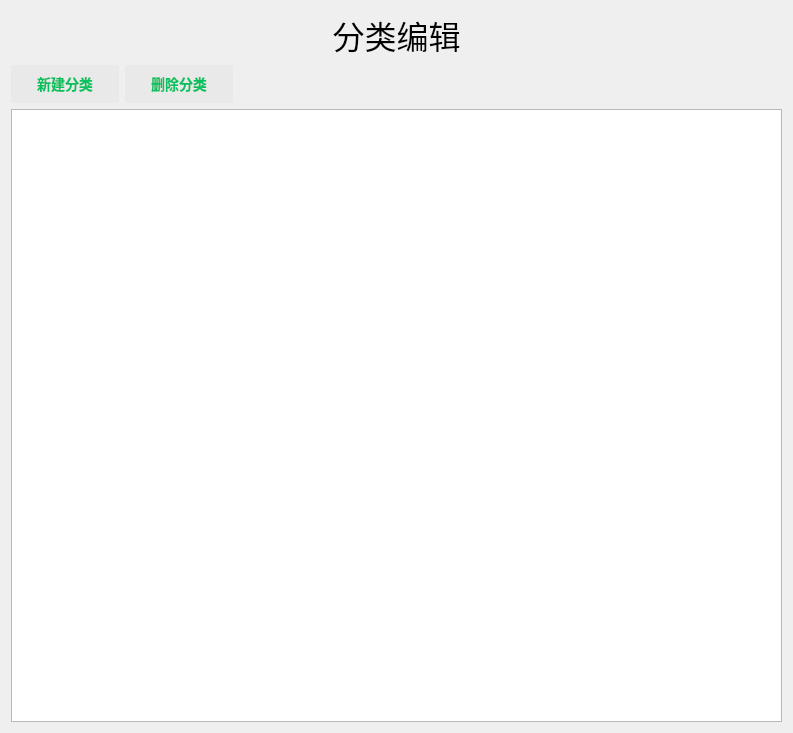
Old version of the form ui/HomeWealth/page/page_category/page_category.ui in the repository sAkuraOfficial/HomeWealth.
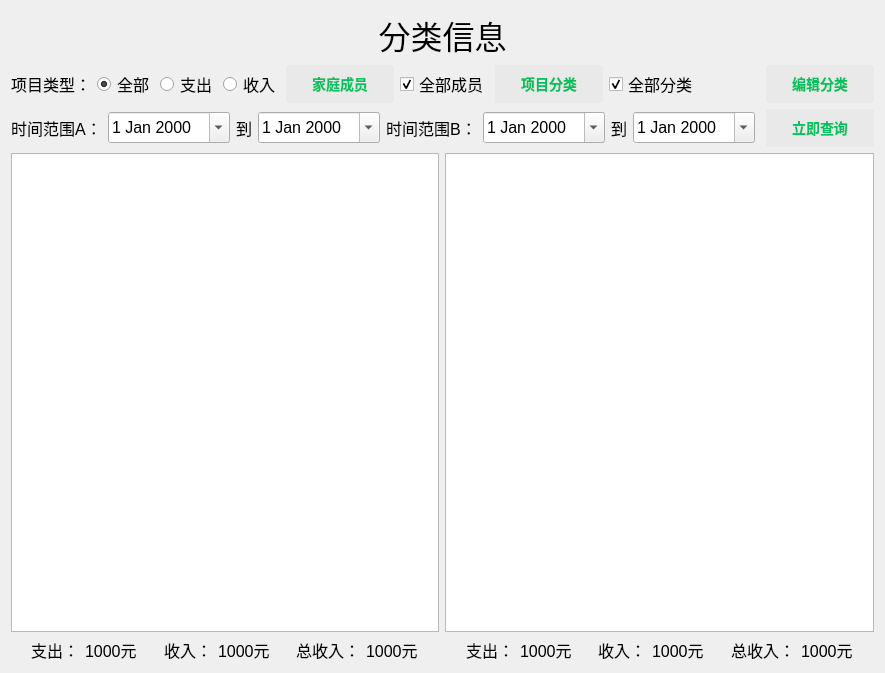
New version of the form. Custom widgets are drawn as their Qt base class.

Patch:
```diff
--- a/ui/HomeWealth/page/page_category/page_category.ui
+++ b/ui/HomeWealth/page/page_category/page_category.ui
@@ -6,8 +6,8 @@
    <rect>
     <x>0</x>
     <y>0</y>
-    <width>793</width>
-    <height>733</height>
+    <width>885</width>
+    <height>673</height>
    </rect>
   </property>
   <property name="windowTitle">
@@ -29,7 +29,13 @@
 }
 QPushButton:pressed {
 	background-color:rgb(198, 198, 198);
-}</string>
+}
+QDateTimeEdit
+{
+	height:25px;
+	width:100px;
+}
+</string>
   </property>
   <layout class="QVBoxLayout" name="verticalLayout">
    <item>
@@ -41,7 +47,7 @@
       </font>
      </property>
      <property name="text">
-      <string>分类编辑</string>
+      <string>分类信息</string>
      </property>
      <property name="alignment">
       <set>Qt::AlignmentFlag::AlignCenter</set>
@@ -49,60 +55,983 @@
     </widget>
    </item>
    <item>
-    <layout class="QHBoxLayout" name="horizontalLayout">
-     <item>
-      <widget class="QPushButton" name="pushButton_addRow">
-       <property name="font">
-        <font>
-         <pointsize>-1</pointsize>
-         <bold>true</bold>
-        </font>
+    <widget class="AnimatedStackedWidget" name="stackedWidget">
+     <property name="font">
+      <font>
+       <pointsize>12</pointsize>
+      </font>
+     </property>
+     <property name="styleSheet">
+      <string notr="true">QStackedWidget
+{
+	border:0;
+
+}</string>
+     </property>
+     <property name="currentIndex">
+      <number>1</number>
+     </property>
+     <widget class="QWidget" name="page_one">
+      <layout class="QVBoxLayout" name="verticalLayout_2">
+       <property name="spacing">
+        <number>6</number>
        </property>
-       <property name="styleSheet">
-        <string notr="true"/>
+       <property name="leftMargin">
+        <number>0</number>
        </property>
-       <property name="text">
-        <string>新建分类</string>
+       <property name="topMargin">
+        <number>0</number>
        </property>
-      </widget>
-     </item>
-     <item>
-      <widget class="QPushButton" name="pushButton_editRow">
-       <property name="font">
-        <font>
-         <pointsize>-1</pointsize>
-         <bold>true</bold>
-        </font>
+       <property name="rightMargin">
+        <number>0</number>
        </property>
-       <property name="styleSheet">
-        <string notr="true"/>
+       <property name="bottomMargin">
+        <number>0</number>
        </property>
-       <property name="text">
-        <string>删除分类</string>
+       <item>
+        <layout class="QHBoxLayout" name="horizontalLayout">
+         <item>
+          <widget class="QLabel" name="label_7">
+           <property name="font">
+            <font>
+             <pointsize>12</pointsize>
+            </font>
+           </property>
+           <property name="text">
+            <string>项目类型：</string>
+           </property>
+           <property name="alignment">
+            <set>Qt::AlignmentFlag::AlignCenter</set>
+           </property>
+          </widget>
+         </item>
+         <item>
+          <widget class="QRadioButton" name="radioButton_selectType_all">
+           <property name="font">
+            <font>
+             <pointsize>12</pointsize>
+            </font>
+           </property>
+           <property name="text">
+            <string>全部</string>
+           </property>
+           <property name="checked">
+            <bool>true</bool>
+           </property>
+          </widget>
+         </item>
+         <item>
+          <widget class="QRadioButton" name="radioButton_selectType_expense">
+           <property name="font">
+            <font>
+             <pointsize>12</pointsize>
+            </font>
+           </property>
+           <property name="text">
+            <string>支出</string>
+           </property>
+          </widget>
+         </item>
+         <item>
+          <widget class="QRadioButton" name="radioButton_selectType_incmome">
+           <property name="font">
+            <font>
+             <pointsize>12</pointsize>
+            </font>
+           </property>
+           <property name="text">
+            <string>收入</string>
+           </property>
+          </widget>
+         </item>
+         <item>
+          <widget class="QPushButton" name="pushButton_addRow">
+           <property name="font">
+            <font>
+             <pointsize>-1</pointsize>
+             <bold>true</bold>
+            </font>
+           </property>
+           <property name="styleSheet">
+            <string notr="true"/>
+           </property>
+           <property name="text">
+            <string>新建分类</string>
+           </property>
+          </widget>
+         </item>
+         <item>
+          <widget class="QPushButton" name="pushButton_editRow">
+           <property name="font">
+            <font>
+             <pointsize>-1</pointsize>
+             <bold>true</bold>
+            </font>
+           </property>
+           <property name="styleSheet">
+            <string notr="true"/>
+           </property>
+           <property name="text">
+            <string>删除分类</string>
+           </property>
+          </widget>
+         </item>
+         <item>
+          <spacer name="horizontalSpacer">
+           <property name="orientation">
+            <enum>Qt::Orientation::Horizontal</enum>
+           </property>
+           <property name="sizeHint" stdset="0">
+            <size>
+             <width>40</width>
+             <height>20</height>
+            </size>
+           </property>
+          </spacer>
+         </item>
+         <item>
+          <widget class="QPushButton" name="pushButton_switchPage_to_summary">
+           <property name="font">
+            <font>
+             <pointsize>-1</pointsize>
+             <bold>true</bold>
+            </font>
+           </property>
+           <property name="styleSheet">
+            <string notr="true"/>
+           </property>
+           <property name="text">
+            <string>分类汇总</string>
+           </property>
+          </widget>
+         </item>
+        </layout>
+       </item>
+       <item>
+        <widget class="QTableView" name="tableView">
+         <property name="styleSheet">
+          <string notr="true">margin:0;
+</string>
+         </property>
+        </widget>
+       </item>
+       <item>
+        <layout class="QHBoxLayout" name="horizontalLayout_3">
+         <item>
+          <spacer name="horizontalSpacer_7">
+           <property name="orientation">
+            <enum>Qt::Orientation::Horizontal</enum>
+           </property>
+           <property name="sizeHint" stdset="0">
+            <size>
+             <width>40</width>
+             <height>20</height>
+            </size>
+           </property>
+          </spacer>
+         </item>
+         <item>
+          <widget class="QLabel" name="label_3">
+           <property name="font">
+            <font>
+             <pointsize>12</pointsize>
+            </font>
+           </property>
+           <property name="text">
+            <string>支出：</string>
+           </property>
+           <property name="alignment">
+            <set>Qt::AlignmentFlag::AlignCenter</set>
+           </property>
+          </widget>
+         </item>
+         <item>
+          <widget class="QLabel" name="label_category_edit_summary_expense">
+           <property name="font">
+            <font>
+             <pointsize>12</pointsize>
+            </font>
+           </property>
+           <property name="text">
+            <string>1000元</string>
+           </property>
+           <property name="alignment">
+            <set>Qt::AlignmentFlag::AlignCenter</set>
+           </property>
+          </widget>
+         </item>
+         <item>
+          <spacer name="horizontalSpacer_3">
+           <property name="orientation">
+            <enum>Qt::Orientation::Horizontal</enum>
+           </property>
+           <property name="sizeType">
+            <enum>QSizePolicy::Policy::Fixed</enum>
+           </property>
+           <property name="sizeHint" stdset="0">
+            <size>
+             <width>40</width>
+             <height>20</height>
+            </size>
+           </property>
+          </spacer>
+         </item>
+         <item>
+          <widget class="QLabel" name="label_8">
+           <property name="font">
+            <font>
+             <pointsize>12</pointsize>
+            </font>
+           </property>
+           <property name="text">
+            <string>收入：</string>
+           </property>
+           <property name="alignment">
+            <set>Qt::AlignmentFlag::AlignCenter</set>
+           </property>
+          </widget>
+         </item>
+         <item>
+          <widget class="QLabel" name="label_category_edit_summary_income">
+           <property name="font">
+            <font>
+             <pointsize>12</pointsize>
+            </font>
+           </property>
+           <property name="text">
+            <string>1000元</string>
+           </property>
+           <property name="alignment">
+            <set>Qt::AlignmentFlag::AlignCenter</set>
+           </property>
+          </widget>
+         </item>
+         <item>
+          <spacer name="horizontalSpacer_4">
+           <property name="orientation">
+            <enum>Qt::Orientation::Horizontal</enum>
+           </property>
+           <property name="sizeType">
+            <enum>QSizePolicy::Policy::Fixed</enum>
+           </property>
+           <property name="sizeHint" stdset="0">
+            <size>
+             <width>40</width>
+             <height>20</height>
+            </size>
+           </property>
+          </spacer>
+         </item>
+         <item>
+          <widget class="QLabel" name="label_11">
+           <property name="font">
+            <font>
+             <pointsize>12</pointsize>
+            </font>
+           </property>
+           <property name="text">
+            <string>总收入：</string>
+           </property>
+           <property name="alignment">
+            <set>Qt::AlignmentFlag::AlignCenter</set>
+           </property>
+          </widget>
+         </item>
+         <item>
+          <widget class="QLabel" name="label_category_edit_summary_all">
+           <property name="font">
+            <font>
+             <pointsize>12</pointsize>
+            </font>
+           </property>
+           <property name="text">
+            <string>1000元</string>
+           </property>
+           <property name="alignment">
+            <set>Qt::AlignmentFlag::AlignCenter</set>
+           </property>
+          </widget>
+         </item>
+         <item>
+          <spacer name="horizontalSpacer_5">
+           <property name="orientation">
+            <enum>Qt::Orientation::Horizontal</enum>
+           </property>
+           <property name="sizeHint" stdset="0">
+            <size>
+             <width>40</width>
+             <height>20</height>
+            </size>
+           </property>
+          </spacer>
+         </item>
+        </layout>
+       </item>
+      </layout>
+     </widget>
+     <widget class="QWidget" name="page_two">
+      <layout class="QVBoxLayout" name="verticalLayout_5">
+       <property name="leftMargin">
+        <number>0</number>
        </property>
-      </widget>
-     </item>
-     <item>
-      <spacer name="horizontalSpacer">
-       <property name="orientation">
-        <enum>Qt::Orientation::Horizontal</enum>
+       <property name="topMargin">
+        <number>0</number>
        </property>
-       <property name="sizeHint" stdset="0">
-        <size>
-         <width>40</width>
-         <height>20</height>
-        </size>
+       <property name="rightMargin">
+        <number>0</number>
        </property>
-      </spacer>
-     </item>
-    </layout>
-   </item>
-   <item>
-    <widget class="QTableView" name="tableView"/>
+       <property name="bottomMargin">
+        <number>0</number>
+       </property>
+       <item>
+        <layout class="QHBoxLayout" name="horizontalLayout_9">
+         <item>
+          <widget class="QLabel" name="label_23">
+           <property name="font">
+            <font>
+             <pointsize>12</pointsize>
+            </font>
+           </property>
+           <property name="text">
+            <string>项目类型：</string>
+           </property>
+           <property name="alignment">
+            <set>Qt::AlignmentFlag::AlignCenter</set>
+           </property>
+          </widget>
+         </item>
+         <item>
+          <widget class="QRadioButton" name="radioButton_selectType_summary_all">
+           <property name="font">
+            <font>
+             <pointsize>12</pointsize>
+            </font>
+           </property>
+           <property name="text">
+            <string>全部</string>
+           </property>
+           <property name="checked">
+            <bool>true</bool>
+           </property>
+          </widget>
+         </item>
+         <item>
+          <widget class="QRadioButton" name="radioButton_selectType_summary_expense">
+           <property name="font">
+            <font>
+             <pointsize>12</pointsize>
+            </font>
+           </property>
+           <property name="text">
+            <string>支出</string>
+           </property>
+          </widget>
+         </item>
+         <item>
+          <widget class="QRadioButton" name="radioButton_selectType_summary_incmome">
+           <property name="font">
+            <font>
+             <pointsize>12</pointsize>
+            </font>
+           </property>
+           <property name="text">
+            <string>收入</string>
+           </property>
+          </widget>
+         </item>
+         <item>
+          <widget class="QPushButton" name="pushButton_summary_selectFromFamily">
+           <property name="enabled">
+            <bool>false</bool>
+           </property>
+           <property name="font">
+            <font>
+             <pointsize>-1</pointsize>
+             <bold>true</bold>
+            </font>
+           </property>
+           <property name="text">
+            <string>家庭成员</string>
+           </property>
+          </widget>
+         </item>
+         <item>
+          <widget class="QCheckBox" name="checkBox_summary_all_family">
+           <property name="font">
+            <font>
+             <pointsize>12</pointsize>
+            </font>
+           </property>
+           <property name="text">
+            <string>全部成员</string>
+           </property>
+           <property name="checked">
+            <bool>true</bool>
+           </property>
+          </widget>
+         </item>
+         <item>
+          <widget class="QPushButton" name="pushButton_summary_selectFromCategoryList">
+           <property name="enabled">
+            <bool>false</bool>
+           </property>
+           <property name="font">
+            <font>
+             <pointsize>-1</pointsize>
+             <bold>true</bold>
+            </font>
+           </property>
+           <property name="text">
+            <string>项目分类</string>
+           </property>
+          </widget>
+         </item>
+         <item>
+          <widget class="QCheckBox" name="checkBox_summary_all_category">
+           <property name="font">
+            <font>
+             <pointsize>12</pointsize>
+            </font>
+           </property>
+           <property name="text">
+            <string>全部分类</string>
+           </property>
+           <property name="checked">
+            <bool>true</bool>
+           </property>
+          </widget>
+         </item>
+         <item>
+          <spacer name="horizontalSpacer_8">
+           <property name="orientation">
+            <enum>Qt::Orientation::Horizontal</enum>
+           </property>
+           <property name="sizeHint" stdset="0">
+            <size>
+             <width>40</width>
+             <height>20</height>
+            </size>
+           </property>
+          </spacer>
+         </item>
+         <item>
+          <widget class="QPushButton" name="pushButton_switchPage_to_edit">
+           <property name="font">
+            <font>
+             <pointsize>-1</pointsize>
+             <bold>true</bold>
+            </font>
+           </property>
+           <property name="styleSheet">
+            <string notr="true"/>
+           </property>
+           <property name="text">
+            <string>编辑分类</string>
+           </property>
+          </widget>
+         </item>
+        </layout>
+       </item>
+       <item>
+        <layout class="QHBoxLayout" name="horizontalLayout_7">
+         <item>
+          <widget class="QLabel" name="label_12">
+           <property name="font">
+            <font>
+             <pointsize>12</pointsize>
+            </font>
+           </property>
+           <property name="text">
+            <string>时间范围A：</string>
+           </property>
+           <property name="alignment">
+            <set>Qt::AlignmentFlag::AlignCenter</set>
+           </property>
+          </widget>
+         </item>
+         <item>
+          <widget class="QDateEdit" name="DateEdit_searchTimeA_From">
+           <property name="enabled">
+            <bool>true</bool>
+           </property>
+           <property name="font">
+            <font>
+             <pointsize>12</pointsize>
+            </font>
+           </property>
+           <property name="styleSheet">
+            <string notr="true"/>
+           </property>
+           <property name="calendarPopup">
+            <bool>true</bool>
+           </property>
+          </widget>
+         </item>
+         <item>
+          <widget class="QLabel" name="label_to_3">
+           <property name="enabled">
+            <bool>true</bool>
+           </property>
+           <property name="font">
+            <font>
+             <pointsize>12</pointsize>
+            </font>
+           </property>
+           <property name="text">
+            <string>到</string>
+           </property>
+           <property name="alignment">
+            <set>Qt::AlignmentFlag::AlignCenter</set>
+           </property>
+          </widget>
+         </item>
+         <item>
+          <widget class="QDateEdit" name="DateEdit_searchTimeA_To">
+           <property name="enabled">
+            <bool>true</bool>
+           </property>
+           <property name="font">
+            <font>
+             <pointsize>12</pointsize>
+            </font>
+           </property>
+           <property name="calendarPopup">
+            <bool>true</bool>
+           </property>
+          </widget>
+         </item>
+         <item>
+          <widget class="QLabel" name="label_13">
+           <property name="font">
+            <font>
+             <pointsize>12</pointsize>
+            </font>
+           </property>
+           <property name="text">
+            <string>时间范围B：</string>
+           </property>
+           <property name="alignment">
+            <set>Qt::AlignmentFlag::AlignCenter</set>
+           </property>
+          </widget>
+         </item>
+         <item>
+          <widget class="QDateEdit" name="DateEdit_searchTimeB_From">
+           <property name="enabled">
+            <bool>true</bool>
+           </property>
+           <property name="font">
+            <font>
+             <pointsize>12</pointsize>
+            </font>
+           </property>
+           <property name="styleSheet">
+            <string notr="true"/>
+           </property>
+           <property name="calendarPopup">
+            <bool>true</bool>
+           </property>
+          </widget>
+         </item>
+         <item>
+          <widget class="QLabel" name="label_to_4">
+           <property name="enabled">
+            <bool>true</bool>
+           </property>
+           <property name="font">
+            <font>
+             <pointsize>12</pointsize>
+            </font>
+           </property>
+           <property name="text">
+            <string>到</string>
+           </property>
+           <property name="alignment">
+            <set>Qt::AlignmentFlag::AlignCenter</set>
+           </property>
+          </widget>
+         </item>
+         <item>
+          <widget class="QDateEdit" name="DateEdit_searchTimeB_To">
+           <property name="enabled">
+            <bool>true</bool>
+           </property>
+           <property name="font">
+            <font>
+             <pointsize>12</pointsize>
+            </font>
+           </property>
+           <property name="calendarPopup">
+            <bool>true</bool>
+           </property>
+          </widget>
+         </item>
+         <item>
+          <spacer name="horizontalSpacer_6">
+           <property name="orientation">
+            <enum>Qt::Orientation::Horizontal</enum>
+           </property>
+           <property name="sizeHint" stdset="0">
+            <size>
+             <width>40</width>
+             <height>20</height>
+            </size>
+           </property>
+          </spacer>
+         </item>
+         <item>
+          <widget class="QPushButton" name="pushButton_summary_get_data">
+           <property name="font">
+            <font>
+             <pointsize>-1</pointsize>
+             <bold>true</bold>
+            </font>
+           </property>
+           <property name="styleSheet">
+            <string notr="true"/>
+           </property>
+           <property name="text">
+            <string>立即查询</string>
+           </property>
+          </widget>
+         </item>
+        </layout>
+       </item>
+       <item>
+        <layout class="QHBoxLayout" name="horizontalLayout_2">
+         <item>
+          <layout class="QVBoxLayout" name="verticalLayout_3">
+           <property name="sizeConstraint">
+            <enum>QLayout::SizeConstraint::SetDefaultConstraint</enum>
+           </property>
+           <item>
+            <widget class="QTableView" name="tableView_A"/>
+           </item>
+           <item>
+            <layout class="QHBoxLayout" name="horizontalLayout_5">
+             <item>
+              <spacer name="horizontalSpacer_14">
+               <property name="font">
+                <font>
+                 <pointsize>12</pointsize>
+                </font>
+               </property>
+               <property name="orientation">
+                <enum>Qt::Orientation::Horizontal</enum>
+               </property>
+               <property name="sizeHint" stdset="0">
+                <size>
+                 <width>40</width>
+                 <height>20</height>
+                </size>
+               </property>
+              </spacer>
+             </item>
+             <item>
+              <widget class="QLabel" name="label_2">
+               <property name="font">
+                <font>
+                 <pointsize>12</pointsize>
+                </font>
+               </property>
+               <property name="text">
+                <string>支出：</string>
+               </property>
+              </widget>
+             </item>
+             <item>
+              <widget class="QLabel" name="label_category_summaryA_summary_expense">
+               <property name="font">
+                <font>
+                 <pointsize>12</pointsize>
+                </font>
+               </property>
+               <property name="text">
+                <string>1000元</string>
+               </property>
+              </widget>
+             </item>
+             <item>
+              <spacer name="horizontalSpacer_10">
+               <property name="font">
+                <font>
+                 <pointsize>12</pointsize>
+                </font>
+               </property>
+               <property name="orientation">
+                <enum>Qt::Orientation::Horizontal</enum>
+               </property>
+               <property name="sizeHint" stdset="0">
+                <size>
+                 <width>40</width>
+                 <height>20</height>
+                </size>
+               </property>
+              </spacer>
+             </item>
+             <item>
+              <widget class="QLabel" name="label_6">
+               <property name="font">
+                <font>
+                 <pointsize>12</pointsize>
+                </font>
+               </property>
+               <property name="text">
+                <string>收入：</string>
+               </property>
+              </widget>
+             </item>
+             <item>
+              <widget class="QLabel" name="label_category_summaryA_summary_income">
+               <property name="font">
+                <font>
+                 <pointsize>12</pointsize>
+                </font>
+               </property>
+               <property name="text">
+                <string>1000元</string>
+               </property>
+              </widget>
+             </item>
+             <item>
+              <spacer name="horizontalSpacer_12">
+               <property name="font">
+                <font>
+                 <pointsize>12</pointsize>
+                </font>
+               </property>
+               <property name="orientation">
+                <enum>Qt::Orientation::Horizontal</enum>
+               </property>
+               <property name="sizeHint" stdset="0">
+                <size>
+                 <width>40</width>
+                 <height>20</height>
+                </size>
+               </property>
+              </spacer>
+             </item>
+             <item>
+              <widget class="QLabel" name="label_15">
+               <property name="font">
+                <font>
+                 <pointsize>12</pointsize>
+                </font>
+               </property>
+               <property name="text">
+                <string>总收入：</string>
+               </property>
+              </widget>
+             </item>
+             <item>
+              <widget class="QLabel" name="label_category_summaryA_summary_all">
+               <property name="font">
+                <font>
+                 <pointsize>12</pointsize>
+                </font>
+               </property>
+               <property name="text">
+                <string>1000元</string>
+               </property>
+              </widget>
+             </item>
+             <item>
+              <spacer name="horizontalSpacer_13">
+               <property name="font">
+                <font>
+                 <pointsize>12</pointsize>
+                </font>
+               </property>
+               <property name="orientation">
+                <enum>Qt::Orientation::Horizontal</enum>
+               </property>
+               <property name="sizeHint" stdset="0">
+                <size>
+                 <width>40</width>
+                 <height>20</height>
+                </size>
+               </property>
+              </spacer>
+             </item>
+            </layout>
+           </item>
+          </layout>
+         </item>
+         <item>
+          <layout class="QVBoxLayout" name="verticalLayout_4">
+           <property name="sizeConstraint">
+            <enum>QLayout::SizeConstraint::SetDefaultConstraint</enum>
+           </property>
+           <item>
+            <widget class="QTableView" name="tableView_B"/>
+           </item>
+           <item>
+            <layout class="QHBoxLayout" name="horizontalLayout_6">
+             <item>
+              <spacer name="horizontalSpacer_15">
+               <property name="font">
+                <font>
+                 <pointsize>12</pointsize>
+                </font>
+               </property>
+               <property name="orientation">
+                <enum>Qt::Orientation::Horizontal</enum>
+               </property>
+               <property name="sizeHint" stdset="0">
+                <size>
+                 <width>40</width>
+                 <height>20</height>
+                </size>
+               </property>
+              </spacer>
+             </item>
+             <item>
+              <widget class="QLabel" name="label_17">
+               <property name="font">
+                <font>
+                 <pointsize>12</pointsize>
+                </font>
+               </property>
+               <property name="text">
+                <string>支出：</string>
+               </property>
+              </widget>
+             </item>
+             <item>
+              <widget class="QLabel" name="label_category_summaryB_summary_expense">
+               <property name="font">
+                <font>
+                 <pointsize>12</pointsize>
+                </font>
+               </property>
+               <property name="text">
+                <string>1000元</string>
+               </property>
+              </widget>
+             </item>
+             <item>
+              <spacer name="horizontalSpacer_11">
+               <property name="font">
+                <font>
+                 <pointsize>12</pointsize>
+                </font>
+               </property>
+               <property name="orientation">
+                <enum>Qt::Orientation::Horizontal</enum>
+               </property>
+               <property name="sizeHint" stdset="0">
+                <size>
+                 <width>40</width>
+                 <height>20</height>
+                </size>
+               </property>
+              </spacer>
+             </item>
+             <item>
+              <widget class="QLabel" name="label_19">
+               <property name="font">
+                <font>
+                 <pointsize>12</pointsize>
+                </font>
+               </property>
+               <property name="text">
+                <string>收入：</string>
+               </property>
+              </widget>
+             </item>
+             <item>
+              <widget class="QLabel" name="label_category_summaryB_summary_income">
+               <property name="font">
+                <font>
+                 <pointsize>12</pointsize>
+                </font>
+               </property>
+               <property name="text">
+                <string>1000元</string>
+               </property>
+              </widget>
+             </item>
+             <item>
+              <spacer name="horizontalSpacer_16">
+               <property name="font">
+                <font>
+                 <pointsize>12</pointsize>
+                </font>
+               </property>
+               <property name="orientation">
+                <enum>Qt::Orientation::Horizontal</enum>
+               </property>
+               <property name="sizeHint" stdset="0">
+                <size>
+                 <width>40</width>
+                 <height>20</height>
+                </size>
+               </property>
+              </spacer>
+             </item>
+             <item>
+              <widget class="QLabel" name="label_21">
+               <property name="font">
+                <font>
+                 <pointsize>12</pointsize>
+                </font>
+               </property>
+               <property name="text">
+                <string>总收入：</string>
+               </property>
+              </widget>
+             </item>
+             <item>
+              <widget class="QLabel" name="label_category_summaryB_summary_all">
+               <property name="font">
+                <font>
+                 <pointsize>12</pointsize>
+                </font>
+               </property>
+               <property name="text">
+                <string>1000元</string>
+               </property>
+              </widget>
+             </item>
+             <item>
+              <spacer name="horizontalSpacer_17">
+               <property name="font">
+                <font>
+                 <pointsize>12</pointsize>
+                </font>
+               </property>
+               <property name="orientation">
+                <enum>Qt::Orientation::Horizontal</enum>
+               </property>
+               <property name="sizeHint" stdset="0">
+                <size>
+                 <width>40</width>
+                 <height>20</height>
+                </size>
+               </property>
+              </spacer>
+             </item>
+            </layout>
+           </item>
+          </layout>
+         </item>
+        </layout>
+       </item>
+      </layout>
+     </widget>
+    </widget>
    </item>
   </layout>
  </widget>
  <layoutdefault spacing="6" margin="11"/>
+ <customwidgets>
+  <customwidget>
+   <class>AnimatedStackedWidget</class>
+   <extends>QStackedWidget</extends>
+   <header>AnimatedStackedWidget.hpp</header>
+   <container>1</container>
+  </customwidget>
+ </customwidgets>
  <resources/>
  <connections/>
 </ui>
```
